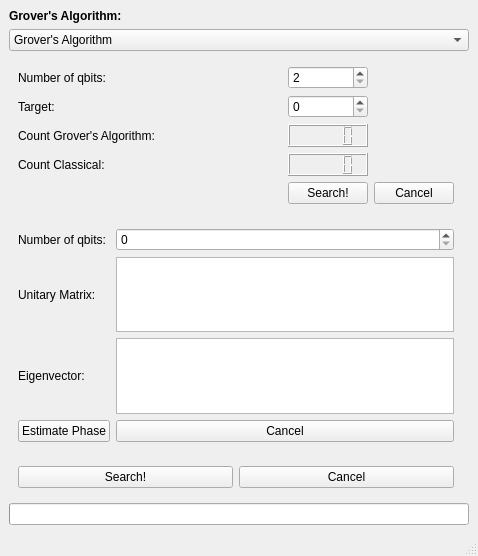
First picture: the form in qcp/gui/form.ui, repository Tiernan8r/quantum_computing_project, before the edit.
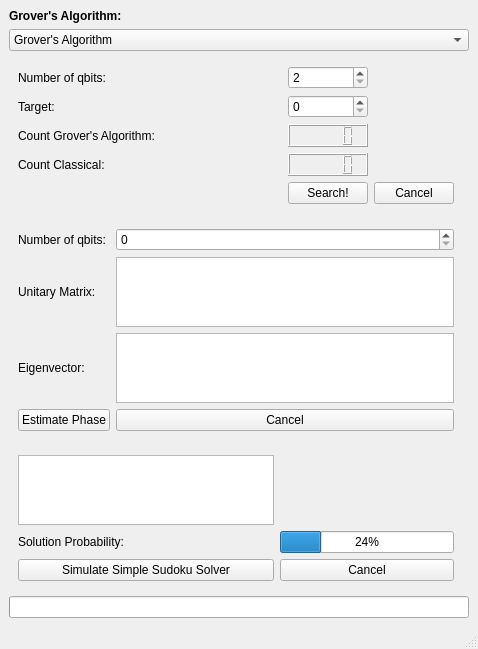
Second picture: the form after the edit.

Commit message: code to handle sudoku solver

The edit to the form file:
```diff
--- a/qcp/gui/form.ui
+++ b/qcp/gui/form.ui
@@ -348,20 +348,63 @@
           <layout class="QVBoxLayout" name="verticalLayout_3">
            <item>
             <layout class="QGridLayout" name="sudoku_layout">
-             <item row="2" column="1">
+             <item row="6" column="1">
               <widget class="QPushButton" name="search_button_sudoku">
                <property name="text">
-                <string>Search!</string>
+                <string>Simulate Simple Sudoku Solver</string>
                </property>
               </widget>
              </item>
-             <item row="2" column="2">
+             <item row="2" column="1">
+              <widget class="QTableView" name="table_sudoku"/>
+             </item>
+             <item row="4" column="1">
+              <widget class="QLabel" name="probability_label">
+               <property name="text">
+                <string>Solution Probability:</string>
+               </property>
+              </widget>
+             </item>
+             <item row="4" column="2">
+              <widget class="QProgressBar" name="solution_probability">
+               <property name="value">
+                <number>24</number>
+               </property>
+              </widget>
+             </item>
+             <item row="6" column="2">
               <widget class="QPushButton" name="cancel_button_sudoku">
                <property name="text">
                 <string>Cancel</string>
                </property>
               </widget>
              </item>
+             <item row="3" column="1">
+              <spacer name="verticalSpacer_2">
+               <property name="orientation">
+                <enum>Qt::Vertical</enum>
+               </property>
+               <property name="sizeHint" stdset="0">
+                <size>
+                 <width>20</width>
+                 <height>40</height>
+                </size>
+               </property>
+              </spacer>
+             </item>
+             <item row="5" column="1">
+              <spacer name="verticalSpacer_3">
+               <property name="orientation">
+                <enum>Qt::Vertical</enum>
+               </property>
+               <property name="sizeHint" stdset="0">
+                <size>
+                 <width>20</width>
+                 <height>40</height>
+                </size>
+               </property>
+              </spacer>
+             </item>
             </layout>
            </item>
           </layout>
```
The commit also changes 7 other files.
